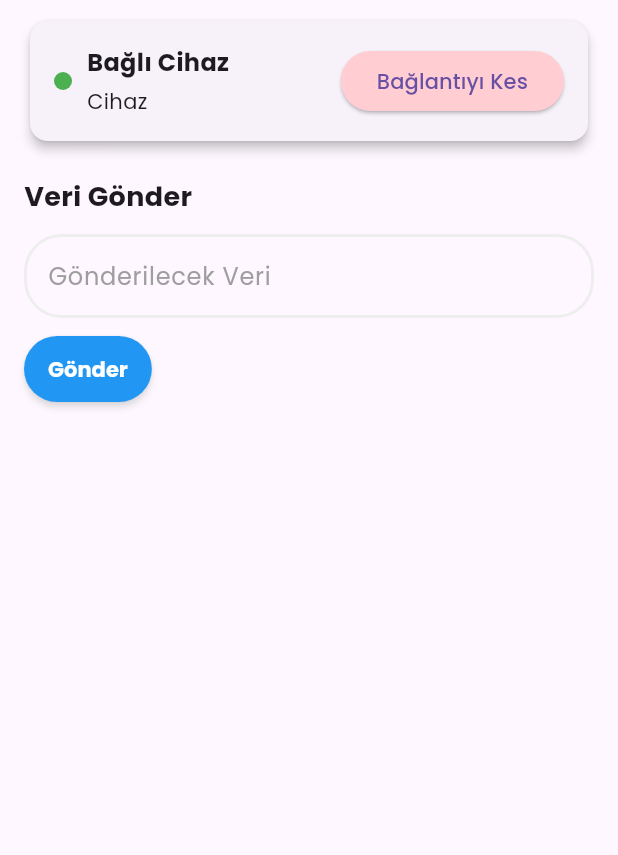
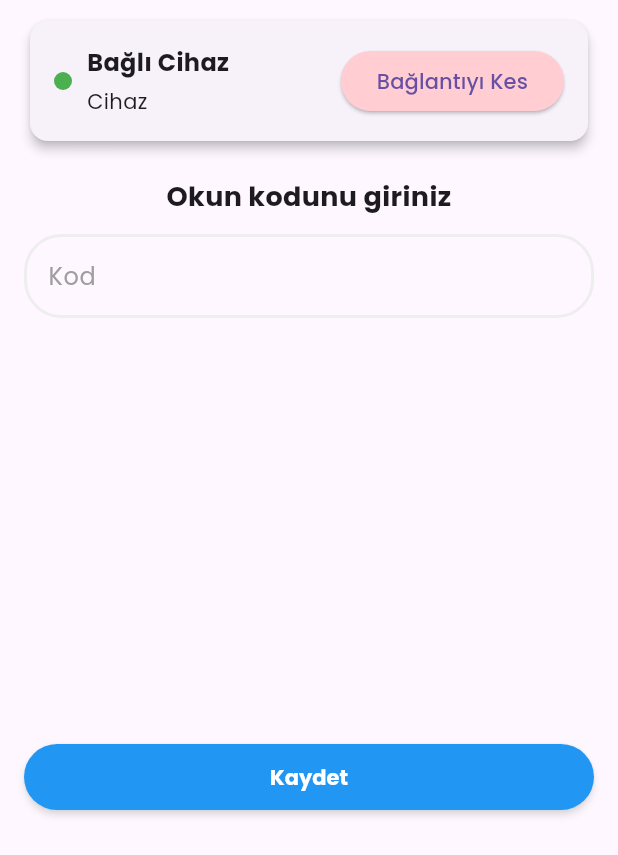
Before and after one commit to Mryuksel101/arduino_wifi, a Flutter app: what buildConnectedState() shows on an empty page, opened directly with empty values, on a phone screen of 412 x 824 dp. Shown: the top 855 px of the screen. Run offline on Flutter 3.47's test engine with Material 3 defaults, Android fonts, the phone set to English and light mode, and no system bars; our stand-ins replace animated_bottom_navigation_bar, flutter_blue_plus, google_fonts, lottie, permission_handler; missing offline and left inert: app_settings; project files that could hold a hidden picture were left out.

Commit message:
Add arrow recording preparation and update connected state widget to display current record step

```diff
--- a/lib/views/add_arrow_record/widgets/connected_state_widget.dart
+++ b/lib/views/add_arrow_record/widgets/connected_state_widget.dart
@@ -66,10 +66,11 @@ Widget buildConnectedState(
         // Data sending section
         Expanded(
           child: Column(
-            crossAxisAlignment: CrossAxisAlignment.start,
+            crossAxisAlignment: CrossAxisAlignment.stretch,
             children: [
               Text(
-                'Veri Gönder',
+                vm.currentRecordStep.description,
+                textAlign: TextAlign.center,
                 style: TextStyle(
                   fontSize: 18,
                   fontWeight: FontWeight.bold,
@@ -77,7 +78,7 @@ Widget buildConnectedState(
               ),
               SizedBox(height: 12),
               SdTextField(
-                label: 'Gönderilecek Veri',
+                label: vm.currentRecordStep.title,
                 onChanged: (value) {
                   vm.sendToArduino(value);
                 },
@@ -85,13 +86,15 @@ Widget buildConnectedState(
                 textEditingController: vm.textController,
               ),
               SizedBox(height: 10),
+              Spacer(),
               SdButton(
                 backgroundColor: Colors.blue,
-                text: 'Gönder',
+                text: 'Kaydet',
                 onPressed: () {
                   vm.sendToArduino("Hello, Arduino!");
                 },
               ),
+              Spacer(),
             ],
           ),
         ),
```
Also changed, not shown: lib/views/add_arrow_record/view_model/add_arrow_record_view_model.dart (+10 -0 lines).
